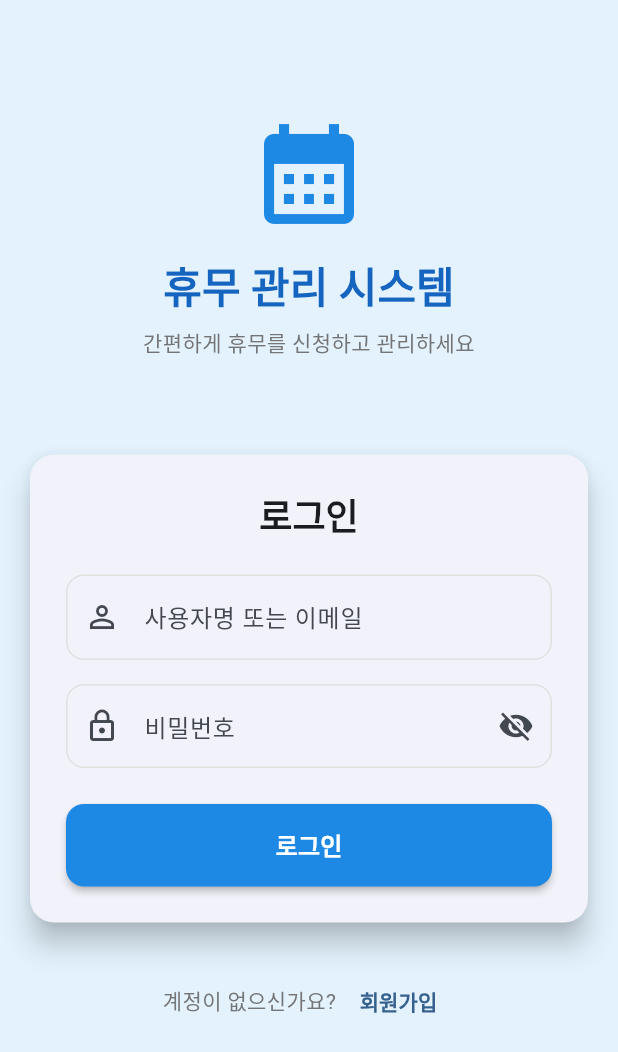
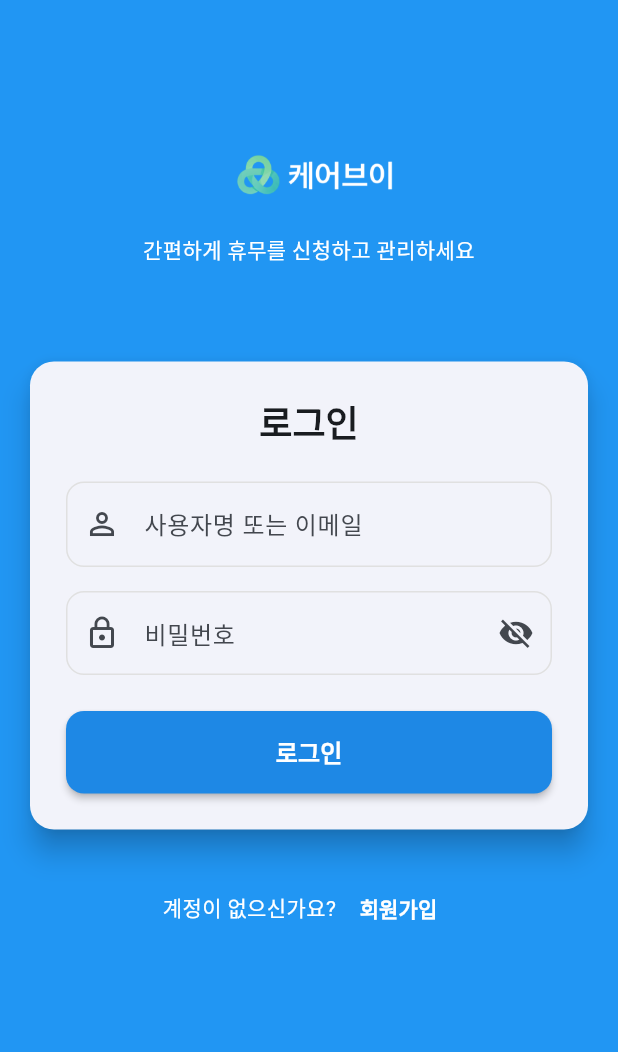
Before and after one commit to silverithm/frontend-app, a Flutter app: the screen it shows after launch, on a phone screen of 412 x 824 dp. Shown: the top 1052 px of the screen. Run offline on Flutter 3.47's test engine with Material 3 defaults, Android fonts, the phone set to English and light mode, and no system bars; our stand-ins replace shared_preferences; accounts and stored records are empty.

Commit message:
feat: 로그인 ui 변경

```diff
--- a/lib/screens/login_screen.dart
+++ b/lib/screens/login_screen.dart
@@ -44,7 +44,7 @@ class _LoginScreenState extends State<LoginScreen> {
   @override
   Widget build(BuildContext context) {
     return Scaffold(
-      backgroundColor: Colors.blue.shade50,
+      backgroundColor: Colors.blue,
       body: SafeArea(
         child: SingleChildScrollView(
           padding: const EdgeInsets.all(Constants.defaultPadding),
@@ -54,25 +54,21 @@ class _LoginScreenState extends State<LoginScreen> {
               const SizedBox(height: 60),
 
               // 로고 및 제목
-              Icon(Icons.calendar_month, size: 80, color: Colors.blue.shade600),
-              const SizedBox(height: Constants.defaultPadding),
-
-              Text(
-                '휴무 관리 시스템',
-                textAlign: TextAlign.center,
-                style: Theme.of(context).textTheme.headlineMedium?.copyWith(
-                  fontWeight: FontWeight.bold,
-                  color: Colors.blue.shade800,
+              Padding(
+                padding: const EdgeInsets.only(right:8.0),
+                child: Image.asset(
+                  'assets/images/app_icon_with_text.png',
+                  width: 80,
+                  height: 80,
                 ),
               ),
-              const SizedBox(height: Constants.smallPadding),
 
               Text(
                 '간편하게 휴무를 신청하고 관리하세요',
                 textAlign: TextAlign.center,
                 style: Theme.of(
                   context,
-                ).textTheme.bodyMedium?.copyWith(color: Colors.grey.shade600),
+                ).textTheme.bodyMedium?.copyWith(color: Colors.white),
               ),
 
               const SizedBox(height: 60),
@@ -275,7 +271,7 @@ class _LoginScreenState extends State<LoginScreen> {
                 children: [
                   Text(
                     '계정이 없으신가요? ',
-                    style: TextStyle(color: Colors.grey.shade600),
+                    style: TextStyle(color: Colors.white),
                   ),
                   TextButton(
                     onPressed: () {
@@ -287,7 +283,7 @@ class _LoginScreenState extends State<LoginScreen> {
                     },
                     child: const Text(
                       '회원가입',
-                      style: TextStyle(fontWeight: FontWeight.bold),
+                      style: TextStyle(fontWeight: FontWeight.bold, color: Colors.white),
                     ),
                   ),
                 ],
```
Also changed, not shown: assets/images/app_icon_with_text.png (added).
